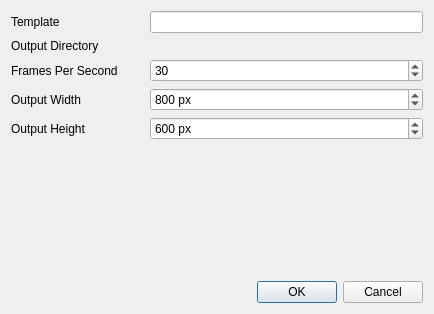
The window that src/ui/3d/animationexport3ddialog.ui (qgis/QGIS) describes before a commit, drawn with Qt 5.
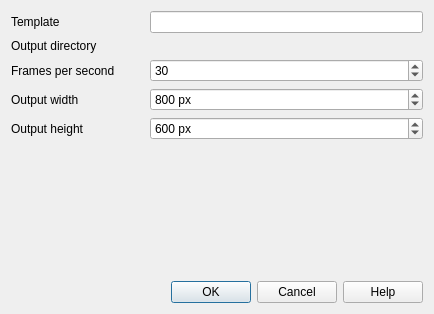
The same window after the commit. Custom widgets are drawn as their Qt base class.

```diff
--- a/src/ui/3d/animationexport3ddialog.ui
+++ b/src/ui/3d/animationexport3ddialog.ui
@@ -23,7 +23,7 @@
    <item row="4" column="0">
     <widget class="QLabel" name="mHeightLabel">
      <property name="text">
-      <string>Output Height</string>
+      <string>Output height</string>
      </property>
      <property name="buddy">
       <cstring>mHeightSpinBox</cstring>
@@ -33,7 +33,7 @@
    <item row="2" column="0">
     <widget class="QLabel" name="mFpsLabel">
      <property name="text">
-      <string>Frames Per Second</string>
+      <string>Frames per second</string>
      </property>
     </widget>
    </item>
@@ -47,7 +47,7 @@
    <item row="1" column="0">
     <widget class="QLabel" name="mOutputDirLabel">
      <property name="text">
-      <string>Output Directory</string>
+      <string>Output directory</string>
      </property>
     </widget>
    </item>
@@ -74,7 +74,7 @@
    <item row="3" column="0">
     <widget class="QLabel" name="mWidthLabel">
      <property name="text">
-      <string>Output Width</string>
+      <string>Output width</string>
      </property>
      <property name="buddy">
       <cstring>mWidthSpinBox</cstring>
@@ -135,7 +135,7 @@
    <item row="6" column="0" colspan="3">
     <widget class="QDialogButtonBox" name="mButtonBox">
      <property name="standardButtons">
-      <set>QDialogButtonBox::Cancel|QDialogButtonBox::Ok</set>
+      <set>QDialogButtonBox::Cancel|QDialogButtonBox::Help|QDialogButtonBox::Ok</set>
      </property>
     </widget>
    </item>
@@ -143,17 +143,17 @@
  </widget>
  <layoutdefault spacing="6" margin="11"/>
  <customwidgets>
+  <customwidget>
+   <class>QgsSpinBox</class>
+   <extends>QSpinBox</extends>
+   <header>qgsspinbox.h</header>
+  </customwidget>
   <customwidget>
    <class>QgsFileWidget</class>
    <extends>QWidget</extends>
    <header>qgsfilewidget.h</header>
    <container>1</container>
   </customwidget>
-  <customwidget>
-   <class>QgsSpinBox</class>
-   <extends>QSpinBox</extends>
-   <header location="global">qgsspinbox.h</header>
-  </customwidget>
  </customwidgets>
  <tabstops>
   <tabstop>mTemplateLineEdit</tabstop>
```
